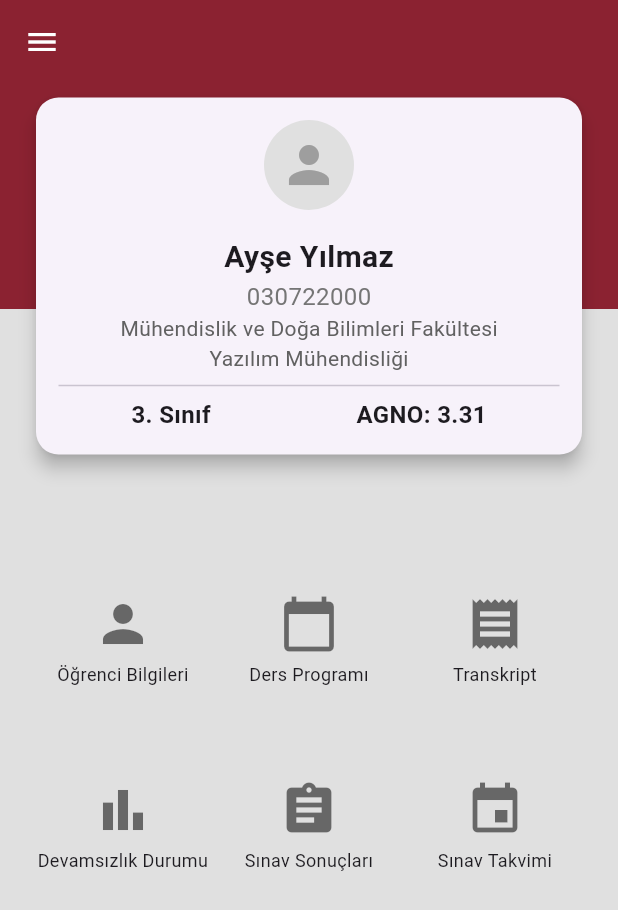
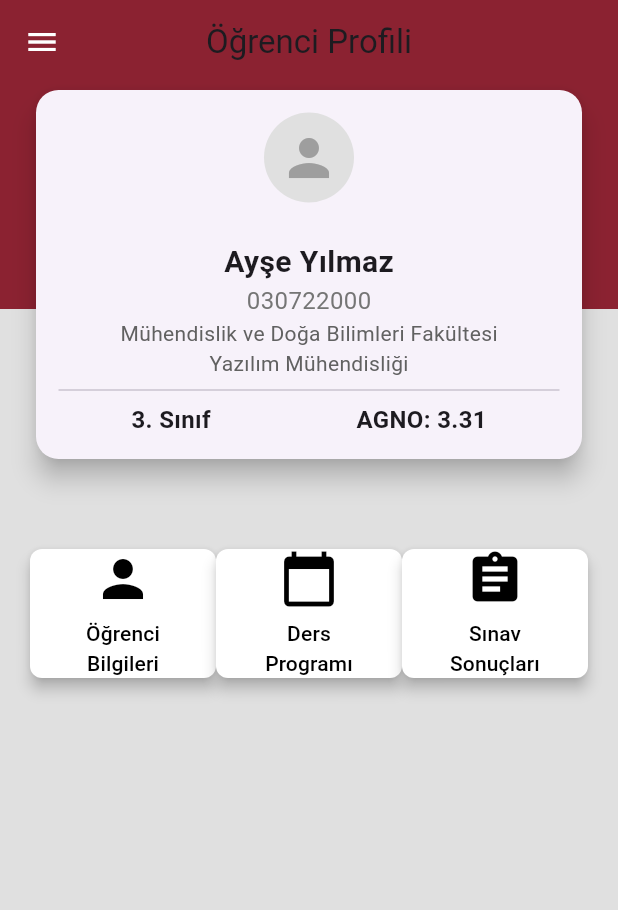
Before and after one commit to busrabetus/izu-mobil, a Flutter app: the screen it shows after launch, after a tap on "Giriş - Sign In", on a phone screen of 412 x 824 dp. Shown: the top 910 px of the screen. Run offline on Flutter 3.47's test engine with Material 3 defaults, Android fonts, the phone set to English and light mode, and no system bars.

Commit message:
Merge conflicts resolved

```diff
--- a/lib/screens/homepage.dart
+++ b/lib/screens/homepage.dart
@@ -2,20 +2,24 @@ import 'package:flutter/material.dart';
 import 'package:izukbs/screens/ogrencibilgileri.dart';
 import 'package:izukbs/screens/formpage.dart';
 
-class HomePage extends StatelessWidget {
-  const HomePage({Key? key}) : super(key: key);
+void main() {
+  runApp(const MyApp());
+}
+
+class MyApp extends StatelessWidget {
+  const MyApp({Key? key}) : super(key: key);
 
   @override
   Widget build(BuildContext context) {
     return MaterialApp(
       debugShowCheckedModeBanner: false,
-      home: StudentProfileScreen(),
+      home: HomePage(),
     );
   }
 }
 
-class StudentProfileScreen extends StatelessWidget {
-  const StudentProfileScreen({Key? key}) : super(key: key);
+class HomePage extends StatelessWidget {
+  const HomePage({Key? key}) : super(key: key);
 
   @override
   Widget build(BuildContext context) {
@@ -23,6 +27,8 @@ class StudentProfileScreen extends StatelessWidget {
       appBar: AppBar(
         backgroundColor: Color(0xFF8B2231),
         iconTheme: IconThemeData(color: Colors.white),
+        title: Text("Öğrenci Profili"),
+        centerTitle: true,
       ),
       drawer: Drawer(
         child: ListView(
@@ -31,29 +37,15 @@ class StudentProfileScreen extends StatelessWidget {
             SizedBox(
               height: 130,
               child: DrawerHeader(
-                decoration: BoxDecoration(
-                  color: Color(0xFF8B2231),
-                ),
+                decoration: BoxDecoration(color: Color(0xFF8B2231)),
                 child: Center(
                   child: Text(
                     'İstanbul Sabahattin Zaim Üniversitesi',
                     textAlign: TextAlign.center,
-                    style: TextStyle(
-                      color: Colors.white,
-                      fontSize: 15,
+                    style: TextStyle(color: Colors.white, fontSize: 15),
                   ),
                 ),
               ),
-              ),
-            ),
-            ListTile(
-              leading: Icon(Icons.add_call),
-              title: Text('Acil Durum İletişim Telefonu'),
-              onTap: () {
-                Navigator.pop(
-                  context
-                );
-              },
             ),
             ListTile(
               leading: Icon(Icons.person),
@@ -62,69 +54,6 @@ class StudentProfileScreen extends StatelessWidget {
                 Navigator.push(
                   context,
                   MaterialPageRoute(builder: (context) => ogrencibilgileri()),
-                );
-              },
-            ),
-            ListTile(
-              leading: Icon(Icons.calendar_today),
-              title: Text('Haftalık Ders Programı'),
-              onTap: () {
-                Navigator.pop(
-                    context
-                );
-              },
-            ),
-            ListTile(
-              leading: Icon(Icons.bar_chart),
-              title: Text('Devamsızlık Durumu'),
-              onTap: () {
-                Navigator.pop(
-                    context
-                );
-              },
-            ),
-            ListTile(
-              leading: Icon(Icons.menu_book_outlined),
-              title: Text('Ders Materyalleri'),
-              onTap: () {
-                Navigator.pop(
-                    context
-                );
-              },
-            ),
-            ListTile(
-              leading: Icon(Icons.assignment_turned_in_outlined),
-              title: Text('Ödev Sistemi'),
-              onTap: () {
-                Navigator.pop(
-                    context
-                );
-              },
-            ),
-            ListTile(
-              leading: Icon(Icons.assignment),
-              title: Text('Sınav Sonuçları'),
-              onTap: () {
-                Navigator.pop(
-                    context
-                );
-              },
-            ),
-            ListTile(
-              leading: Icon(Icons.receipt),
-              title: Text('Transkript'),
-              onTap: () {
-                Navigator.pop(
-                    context
-                );
-              },
-            ),
-            ListTile(
-              leading: Icon(Icons.event),
-              title: Text('Sınav Takvimi'),
-              onTap: () {
-                Navigator.pop(
-                    context
                 );
               },
             ),
@@ -141,7 +70,6 @@ class StudentProfileScreen extends StatelessWidget {
           ],
         ),
       ),
-
       body: Stack(
         children: [
           Column(
@@ -158,12 +86,12 @@ class StudentProfileScreen extends StatelessWidget {
             ],
           ),
           Positioned(
-            top: 5,
             left: 20,
             right: 20,
             child: Card(
-              shape: RoundedRectangleBorder(borderRadius: BorderRadius.circular(15)),
-              elevation: 5,
+              shape: RoundedRectangleBorder(
+                  borderRadius: BorderRadius.circular(15)),
+              elevation: 7,
               child: Padding(
                 padding: const EdgeInsets.all(15.0),
                 child: Column(
@@ -174,17 +102,26 @@ class StudentProfileScreen extends StatelessWidget {
                       backgroundColor: Colors.grey[300],
                       child: Icon(Icons.person, size: 40, color: Colors.grey),
                     ),
-                    SizedBox(height: 17),
-                    Text("Ayşe Yılmaz", style: TextStyle(fontSize: 20, fontWeight: FontWeight.bold)),
-                    Text("030722000", style: TextStyle(fontSize: 16, color: Colors.grey[600])),
-                    Text("Mühendislik ve Doğa Bilimleri Fakültesi", style: TextStyle(fontSize: 14, color: Colors.grey[700])),
-                    Text("Yazılım Mühendisliği", style: TextStyle(fontSize: 14, color: Colors.grey[700])),
+                    SizedBox(height: 25),
+                    Text("Ayşe Yılmaz",
+                        style: TextStyle(
+                            fontSize: 20, fontWeight: FontWeight.bold)),
+                    Text("030722000",
+                        style: TextStyle(fontSize: 16, color: Colors.grey[600])),
+                    Text("Mühendislik ve Doğa Bilimleri Fakültesi",
+                        style: TextStyle(fontSize: 14, color: Colors.grey[700])),
+                    Text("Yazılım Mühendisliği",
+                        style: TextStyle(fontSize: 14, color: Colors.grey[700])),
                     Divider(),
                     Row(
                       mainAxisAlignment: MainAxisAlignment.spaceAround,
                       children: [
-                        Text("3. Sınıf", style: TextStyle(fontSize: 16, fontWeight: FontWeight.bold)),
-                        Text("AGNO: 3.31", style: TextStyle(fontSize: 16, fontWeight: FontWeight.bold)),
+                        Text("3. Sınıf",
+                            style: TextStyle(
+                                fontSize: 16, fontWeight: FontWeight.bold)),
+                        Text("AGNO: 3.31",
+                            style: TextStyle(
+                                fontSize: 16, fontWeight: FontWeight.bold)),
                       ],
                     ),
                   ],
@@ -193,24 +130,15 @@ class StudentProfileScreen extends StatelessWidget {
             ),
           ),
           Positioned(
-            top: 340,
+            top: 310,
             left: 20,
             right: 20,
-            child: Column(
-              children: [
-                GridView.count(
-                  shrinkWrap: true,
-                  physics: NeverScrollableScrollPhysics(),
-                  crossAxisCount: 3,
+            child: Row(
+              mainAxisAlignment: MainAxisAlignment.spaceBetween,
               children: [
                 menuButton(Icons.person, "Öğrenci Bilgileri", context, ogrencibilgileri()),
                 menuButton(Icons.calendar_today, "Ders Programı", context, null),
-                    menuButton(Icons.receipt, "Transkript", context, null),
-                    menuButton(Icons.bar_chart, "Devamsızlık Durumu", context, null),
                 menuButton(Icons.assignment, "Sınav Sonuçları", context, null),
-                    menuButton(Icons.event, "Sınav Takvimi", context, null),
-                  ],
-                ),
               ],
             ),
           ),
@@ -218,10 +146,10 @@ class StudentProfileScreen extends StatelessWidget {
       ),
     );
   }
-
   Widget menuButton(IconData icon, String title, BuildContext context, Widget? page) {
-    return GestureDetector(
-      onTap: () {
+    return Expanded(
+      child: ElevatedButton(
+        onPressed: () {
           if (page != null) {
             Navigator.push(
               context,
@@ -229,13 +157,23 @@ class StudentProfileScreen extends StatelessWidget {
             );
           }
         },
+        style: ElevatedButton.styleFrom(
+          backgroundColor: Colors.white,
+          shape: RoundedRectangleBorder(borderRadius: BorderRadius.circular(8)),
+          elevation: 4,
+        ),
         child: Column(
           mainAxisSize: MainAxisSize.min,
           children: [
-          Icon(icon, size: 40, color: Colors.black54),
-          SizedBox(height: 5),
-          Text(title, textAlign: TextAlign.center, style: TextStyle(fontSize: 12)),
+            Icon(icon, color: Colors.black, size: 40),
+            SizedBox(height: 6),
+            Text(
+              title,
+              textAlign: TextAlign.center,
+              style: TextStyle(color: Colors.black, fontSize: 14),
+            ),
           ],
+        ),
       ),
     );
   }
```
Also changed, not shown: 4 other files. Lines whose indentation alone changed are shown as unchanged.
